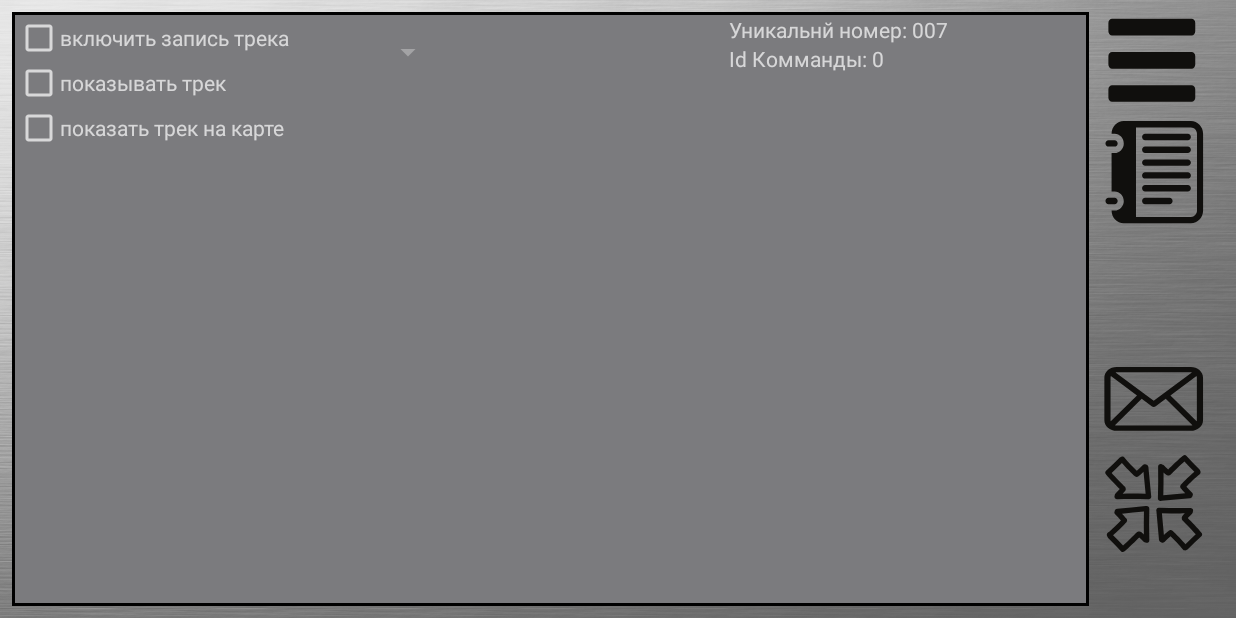
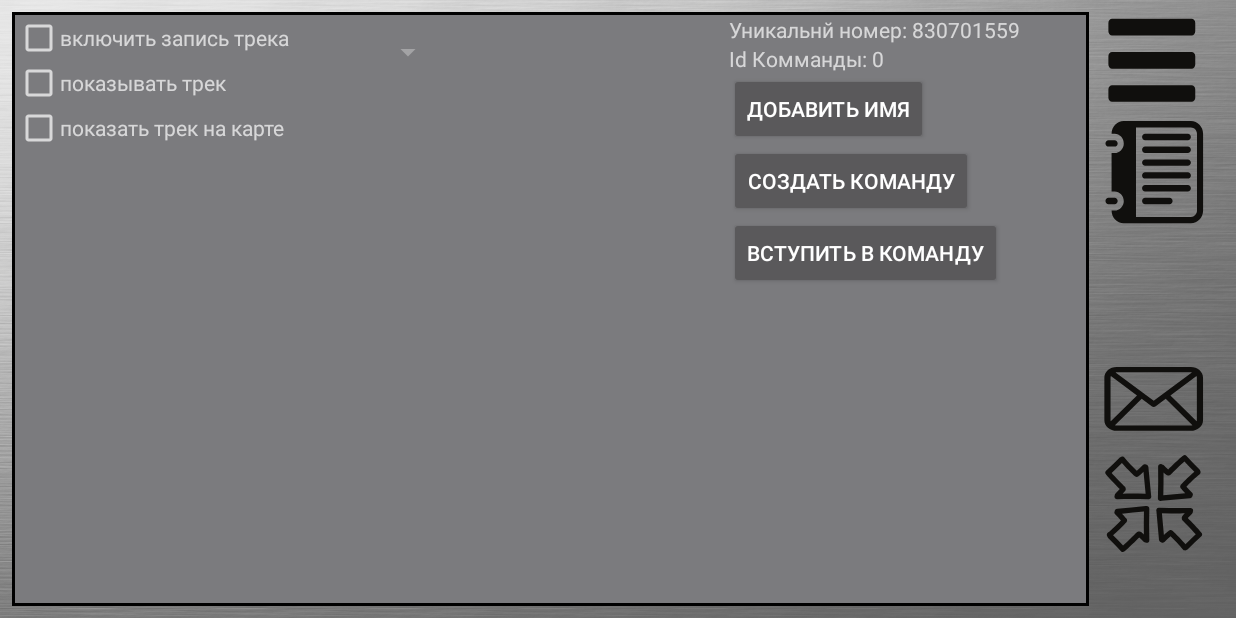
Before and after one commit to pingvn/PDA, an Android app: the screen it shows after launch (MainActivity), after a tap on an icon or button, on a phone screen of 824 x 412 dp (held sideways). Run offline under Robolectric (Android 15) with nearby library versions, the phone set to English and light mode, and no system bars; our stand-ins replace Firebase (no records; nobody signed in at launch, a user with empty details on screens opened directly); libraries missing offline, so code that uses them is left out: io.realm, org.osmdroid.api, org.osmdroid.tileprovider, org.osmdroid.util, org.osmdroid.views; 24 statements that could not run were skipped.

Commit message:
Работа над ошибками, создание id , создание Диалоговых окон
проверка на выход за пределы масива в списке. генерация персонального номера запись информации в настройкках и создание элемента в базе. подготовка первого диалогового окна

```diff
--- /dev/null
+++ b/app/src/main/java/ru/ping/pda/Data_Model/Pda_info.kt
@@ -0,0 +1,3 @@
+package ru.ping.pda.Data_Model
+
+data class Pda_info (val pda_id:String?="", val user_name:String?="", val comand_id:String?="")
--- a/app/src/main/java/ru/ping/pda/Fragments/MapFragment.kt
+++ b/app/src/main/java/ru/ping/pda/Fragments/MapFragment.kt
@@ -17,10 +17,12 @@ import org.osmdroid.views.MapView
 import org.osmdroid.views.overlay.Marker
 import org.osmdroid.views.overlay.Polyline
 import org.w3c.dom.Text
+import ru.ping.pda.Data_Model.Pda_info
 import ru.ping.pda.R
 import ru.ping.pda.Utils.GPS
 import ru.ping.pda.Utils.SettingsPda
 import ru.ping.pda.Utils.VisualTreck
+import kotlin.random.Random
 
 
 /*
@@ -108,10 +110,12 @@ class MapFragment : Fragment() {
         if (settings.getSettingsShowTrack())
             drawTreck(mMap)
         //------------------------------------------------------------------------------------------
-        var db: FirebaseDatabase = FirebaseDatabase.getInstance()
-        var ref=db.getReference("pda")
-
-        ref.setValue(settings.getSettingsPDA()+"|"+settings.getSettingsCommand())
+        //подключение к бд и запись значения
+        //var db: FirebaseDatabase = FirebaseDatabase.getInstance()
+        //var ref=db.getReference("pda")
+        //ref.setValue(settings.getSettingsPDA()+"|"+settings.getSettingsCommand())
+        //ref.child("dd").setValue("01011"+"|"+settings.getSettingsCommand())
+        //check_Pda_ID(view)
     }
 
     fun drawTreck(map:MapView){
@@ -123,6 +127,8 @@ class MapFragment : Fragment() {
         map.overlays.add(polylineSaved)
         map.invalidate()
     }
+
+
 
 
     override fun onResume() {
--- a/app/src/main/java/ru/ping/pda/Fragments/SettingsFragment.kt
+++ b/app/src/main/java/ru/ping/pda/Fragments/SettingsFragment.kt
@@ -6,16 +6,15 @@ import androidx.fragment.app.Fragment
 import android.view.LayoutInflater
 import android.view.View
 import android.view.ViewGroup
-import android.widget.ArrayAdapter
-import android.widget.CheckBox
-import android.widget.Spinner
-import android.widget.TextView
+import android.widget.*
+import androidx.fragment.app.FragmentManager
 import ru.ping.pda.R
+import ru.ping.pda.Utils.DialogAddUser
 import ru.ping.pda.Utils.SettingsPda
 import ru.ping.pda.Utils.VisualTreck
 
 
-class SettingsFragment : Fragment() {
+class SettingsFragment : Fragment(),View.OnClickListener {
     private var listener: OnFragmentSettingsListener? = null
     var chexBoxTreck: CheckBox? = null
     var checkBoxLine: CheckBox? = null
@@ -24,7 +23,10 @@ class SettingsFragment : Fragment() {
     lateinit var text_COMMAND_ID: TextView
     lateinit var settings: SettingsPda
     lateinit var spinner: Spinner
-    var list =ArrayList<String>()
+    lateinit var buttonAddUser: Button
+    lateinit var buttonCreateCommand: Button
+    lateinit var buttonAddToCommand: Button
+    var list = ArrayList<String>()
 
 
     override fun onCreate(savedInstanceState: Bundle?) {
@@ -45,12 +47,16 @@ class SettingsFragment : Fragment() {
         settings = SettingsPda(view.context) //инициализация класса для сохранения настроек
         settings.init_storage() // -----------------------------------------------------------------
         spinner = view.findViewById(R.id.id_spinner_chuse_data)
-        spinner.isEnabled=settings.getSettingsShowTrack()
+        spinner.isEnabled = settings.getSettingsShowTrack()
         var trackData = VisualTreck()
-        val spinerAdapter = ArrayAdapter(view.context, android.R.layout.simple_spinner_item,trackData.getData().toTypedArray())
+        val spinerAdapter = ArrayAdapter(
+            view.context,
+            android.R.layout.simple_spinner_item,
+            trackData.getData().toTypedArray()
+        )
         list = trackData.getData() as ArrayList<String>
         spinerAdapter.setDropDownViewResource(android.R.layout.simple_spinner_dropdown_item)
-        spinner.adapter=spinerAdapter
+        spinner.adapter = spinerAdapter
         //инициализация chaexkBox и установка их в сохраненное положение
         checkBoxLine = view.findViewById(R.id.id_Settings_check_line)
         checkBoxLine?.isChecked = settings.getSettingsLine()
@@ -61,6 +67,12 @@ class SettingsFragment : Fragment() {
         checkBoxShowTreck?.setOnCheckedChangeListener { buttonView, isChecked ->
             spinner.isEnabled = isChecked
         }
+        //инициализация кнопок
+        buttonAddUser=view.findViewById(R.id.id_settings_button_User_name)
+        buttonCreateCommand=view.findViewById(R.id.id_settings_button_create_command)
+        buttonAddToCommand=view.findViewById(R.id.id_settings_button_add_to_command)
+        buttonCreateCommand.setOnClickListener(this)
+        buttonAddUser.setOnClickListener(this)
         //иниациализация текста и установка значений из сохренненого
         text_PDA_ID = view.findViewById(R.id.id_settings_pda_id_text)
         text_COMMAND_ID = view.findViewById(R.id.id_settings_command_id_text)
@@ -86,7 +98,11 @@ class SettingsFragment : Fragment() {
         checkBoxLine?.isChecked?.let { settings.saveSettingsLine(it) }
         chexBoxTreck?.isChecked?.let { settings.saveSettingsTrack(it) }
         checkBoxShowTreck?.isChecked?.let { settings.saveShowTrack(it) }
-        settings.savedataTreck(list.get(spinner.selectedItemPosition))
+        val position = spinner.selectedItemPosition
+        if ((position >= 0) and (position < list.size)) { //проверка чтобы не вылезать за длину списка.
+            settings.savedataTreck(list.get(spinner.selectedItemPosition))
+        }
+
     }
 
 
@@ -94,5 +110,24 @@ class SettingsFragment : Fragment() {
         // TODO: Update argument type and name
         fun onFragmentSettings(id: Int, value: Boolean)
     }
+    //обработка нажатия на кнопку
+    override fun onClick(v: View?) {
+        when(v?.id){
+            R.id.id_settings_button_User_name->{
+                val dialogUser=DialogAddUser()
+                val dialogManager = fragmentManager
+                if (dialogManager != null) {
+                    dialogUser.show(dialogManager,"test")
+                }
+
+            }
+            R.id.id_settings_button_create_command->{
+
+            }
+            R.id.id_settings_button_add_to_command->{
+
+            }
+        }
+    }
 
 }
--- a/app/src/main/java/ru/ping/pda/MainActivity.kt
+++ b/app/src/main/java/ru/ping/pda/MainActivity.kt
@@ -11,15 +11,15 @@ import android.provider.Settings
 import android.view.View
 import android.view.WindowManager
 import android.widget.Button
-import android.widget.Toast
-import androidx.core.app.ActivityCompat
 import androidx.core.content.ContextCompat
+import com.google.firebase.database.FirebaseDatabase
 import io.realm.Realm
 import io.realm.RealmConfiguration
+import ru.ping.pda.Data_Model.Pda_info
 import ru.ping.pda.Fragments.MapFragment
 import ru.ping.pda.Fragments.SettingsFragment
-import java.util.jar.Manifest
-import javax.net.ssl.ManagerFactoryParameters
+import ru.ping.pda.Utils.SettingsPda
+import kotlin.random.Random
 
 class MainActivity : AppCompatActivity(), MapFragment.OnFragmentInteractionListener,
     SettingsFragment.OnFragmentSettingsListener,
@@ -57,9 +57,11 @@ class MainActivity : AppCompatActivity(), MapFragment.OnFragmentInteractionListe
         )
         //----------------------------------------------
         check_permissions()
+        check_Pda_ID()
+        val save = SettingsPda(this)
+        save.savePda_id("1111")
         //----------------------------------------------
         setContentView(R.layout.activity_main)
-
         initElements()//инициализация элементов
         runFragment(FRAGMENT_MAP_NEW)//запуск фрагмета с картами
     }
@@ -77,19 +79,15 @@ class MainActivity : AppCompatActivity(), MapFragment.OnFragmentInteractionListe
                 runFragment(FRAGMENT_MAP_REFRESH)
             }
         }
+
     }
 
     //----------------------------------------------------------------------------------------------
     //функция проверки разрешений
     fun check_permissions() {
-        var param_add_string = "Для работы приложения необходимо включить разрешения."
-
+        // var param_add_string = "Для работы приложения необходимо включить разрешения."
         var check_gps_1 = false
-        var check_gps_2 = false
-        var check_wifi = false
         var check_write_storage = false
-        var check_internet = false
-        var check_networck = false
         var list_permission_guery = ArrayList<String>()
         if (ContextCompat.checkSelfPermission(
                 this,
@@ -100,42 +98,7 @@ class MainActivity : AppCompatActivity(), MapFragment.OnFragmentInteractionListe
         } else {
             check_gps_1 = true
         }
-        if (ContextCompat.checkSelfPermission(
-                this,
-                android.Manifest.permission.ACCESS_FINE_LOCATION
-            ) != PackageManager.PERMISSION_GRANTED
-        ) {
-            list_permission_guery.add(android.Manifest.permission.ACCESS_FINE_LOCATION)
-        } else {
-            check_gps_2 = true
-        }
-        if (ContextCompat.checkSelfPermission(
-                this,
-                android.Manifest.permission.ACCESS_WIFI_STATE
-            ) != PackageManager.PERMISSION_GRANTED
-        ) {
-            list_permission_guery.add(android.Manifest.permission.ACCESS_WIFI_STATE)
-        } else {
-            check_wifi = true
-        }
-        if (ContextCompat.checkSelfPermission(
-                this,
-                android.Manifest.permission.ACCESS_NETWORK_STATE
-            ) != PackageManager.PERMISSION_GRANTED
-        ) {
-            list_permission_guery.add(android.Manifest.permission.ACCESS_NETWORK_STATE)
-        } else {
-            check_networck = true
-        }
-        if (ContextCompat.checkSelfPermission(
-                this,
-                android.Manifest.permission.INTERNET
-            ) != PackageManager.PERMISSION_GRANTED
-        ) {
-            list_permission_guery.add(android.Manifest.permission.INTERNET)
-        } else {
-            check_internet = true
-        }
+
         if (ContextCompat.checkSelfPermission(
                 this,
                 android.Manifest.permission.WRITE_EXTERNAL_STORAGE
@@ -145,12 +108,11 @@ class MainActivity : AppCompatActivity(), MapFragment.OnFragmentInteractionListe
         } else {
             check_write_storage = true;
         }
-        //Toast.makeText(this,param_add_string,Toast.LENGTH_LONG).show()
-        if (!check_gps_1 and !check_write_storage ) {
+
+        if (!check_gps_1 and !check_write_storage) {
             openApp()
         }
 
-       // openApp()
     }
 
     fun openApp() {
@@ -158,20 +120,70 @@ class MainActivity : AppCompatActivity(), MapFragment.OnFragmentInteractionListe
             Settings.ACTION_APPLICATION_DETAILS_SETTINGS,
             Uri.parse("package:" + getPackageName())
         )
-       // Toast.makeText(this,"необходимо дать разрешения",Toast.LENGTH_LONG).show()
         startActivityForResult(appSettings, PERMISSION_REQUEST_CODE)
     }
 
     override fun onActivityResult(requestCode: Int, resultCode: Int, data: Intent?) {
         if (requestCode == PERMISSION_REQUEST_CODE) {
-
             return;
         }
         super.onActivityResult(requestCode, resultCode, data)
     }
 
+    fun check_Pda_ID(){
+        val settingsPda=SettingsPda(this)
+      //  Toast.makeText(this,settingsPda.getSettingsPDA(),Toast.LENGTH_LONG).show()
+        if(settingsPda.getSettingsPDA().equals("007")){
+            var pda_id = Random.nextLong(1,2147483647)
+            //--------------------------------------------------------------------------------------
+            var fairebaseDB=FirebaseDatabase.getInstance()
+            var ref=fairebaseDB.getReference("pda_info")
+            var pda_info=Pda_info(pda_id.toString(),"user","0")
+            ref.child(pda_id.toString()).setValue(pda_info)
+
+            settingsPda.init_storage()
+            settingsPda.savePda_id(pda_id.toString())
+        }
+    }
+/*
+    fun check_Pda_ID() {
+
+        val settings = SettingsPda(this)
+        val user = settings.getSettingsUser()
+        val comand = settings.getSettingsCommand()
+        val id = settings.getSettingsPDA()
+        if (id.equals("007")) {
+            var pda_id = Random.nextInt(1, 1000000)
+            var readdb = FirebaseDatabase.getInstance().getReference()
+            readdb.child("pda_id").addListenerForSingleValueEvent(object : ValueEventListener {
+                override fun onCancelled(p0: DatabaseError) {
+                }
+
+                override fun onDataChange(p0: DataSnapshot) {
+                    for (ds: DataSnapshot in p0.children) {
+                        val pda = ds.getValue(Pda_info::class.java)
+                        if (pda?.pda_id.equals(pda_id.toString())) {
+                            pda_id = Random.nextInt(1, 1000000)
+                        }
+                    }
+                    var db: FirebaseDatabase = FirebaseDatabase.getInstance()
+                    var ref = db.getReference("pda_id")
+                    var id = Pda_info(pda_id.toString(), "007", "0")
+                    ref.child(id.pda_id.toString()).setValue(id)
+
+                }
+            })
+
+
+        }
+        else{
+        }
+
+
+    }
+*/
     //----------------------------------------------------------------------------------------------
-    //здесь инициализируються компаненты главного экрана
+//здесь инициализируються компаненты главного экрана
     fun initElements() {
         //------------------------------------------------------------------------------------------
         //инициализация Realm
@@ -196,9 +208,11 @@ class MainActivity : AppCompatActivity(), MapFragment.OnFragmentInteractionListe
         position_Button.setOnClickListener(this)
 
     }
+//----------------------------------------------------------------------------------------------
+//проверка и генерация номера
 
     //----------------------------------------------------------------------------------------------
-    //запуск фрагментов-----------------------------------------------------------------------------
+//запуск фрагментов-----------------------------------------------------------------------------
     fun runFragment(run_parametr: String) {
         when (run_parametr) {
             FRAGMENT_MAP_NEW -> {
@@ -212,5 +226,5 @@ class MainActivity : AppCompatActivity(), MapFragment.OnFragmentInteractionListe
         }
 
     }
-    //----------------------------------------------------------------------------------------------
+//----------------------------------------------------------------------------------------------
 }
--- a/app/src/main/java/ru/ping/pda/Utils/SettingsPda.kt
+++ b/app/src/main/java/ru/ping/pda/Utils/SettingsPda.kt
@@ -20,6 +20,8 @@ class SettingsPda(context: Context) {
     val SHOW_TRECK = "show_track"
     //параметр сохраненной даты для отоброения трека
     val SELECTED_TRACK_DATA = "treck_data"
+
+    val USAER_NAME="user"
     //----------------------------------------------------------------------------------------------
     //----------------------------------------------------------------------------------------------
     var sharedPreferences: SharedPreferences? = null
@@ -37,32 +39,50 @@ class SettingsPda(context: Context) {
     fun saveSettingsTrack(track:Boolean){
         if(sharedPreferences == null) init_storage() //если не проинициализированно
         editor?.putBoolean(TRACK_RECORD,track) //запись значения трека
-        editor?.commit() // внести изменение в хранилище
+        editor?.apply() // внести изменение в хранилище
     }
     //----------------------------------------------------------------------------------------------
     fun saveSettingsLine(line:Boolean){
         if(sharedPreferences == null) init_storage() //если не проинициализированно
         editor?.putBoolean(TRECK_LINE,line) //запись значения линии
-        editor?.commit() // внести изменение в хранилище
+        editor?.apply() // внести изменение в хранилище
     }
     //----------------------------------------------------------------------------------------------
     //сохранение настройки отображения сохраненного трека
     fun saveShowTrack(show:Boolean){
         if(sharedPreferences == null) init_storage() //если не проинициализированно то проинициализировать
         editor?.putBoolean(SHOW_TRECK,show)
-        editor?.commit()
+        editor?.apply()
     }
     //сохранение данных о выбранной дате трека
     fun savedataTreck(dataTreck:String){
         if (sharedPreferences == null) init_storage()
         editor?.putString(SELECTED_TRACK_DATA, dataTreck)
-        editor?.commit()
+        editor?.apply()
     }
     //--сохранение данных о PDA --------------------------------------------------------------------
     //предположительно будет редко изменяться при первом запуске или при смене комманды
-    fun savePDASettings(id_PDA: String, command_id:String){
+    /*
+    fun savePDASettings(id_PDA: String, user:String ,command_id:String){
         if(sharedPreferences!=null)init_storage() //если хранилище не инициализированно
         editor?.putString(PDA_ID,id_PDA) //внести значение pda
+        editor?.putString(USAER_NAME,user)
+        editor?.putString(COMMAND_ID,command_id) //внести значение комманды
+        editor?.commit()//записать в хранилище
+    }
+    */
+    fun savePda_id(id_PDA:String){
+        if(sharedPreferences!=null)init_storage() //если хранилище не инициализированно
+        editor?.putString(PDA_ID,id_PDA) //внести значение pda
+        editor?.apply()
+    }
+    fun savePda_User(user:String){
+        if(sharedPreferences!=null)init_storage() //если хранилище не инициализированно
+        editor?.putString(USAER_NAME,user)
+        editor?.apply()
+    }
+    fun savePda_command(command_id:String){
+        if(sharedPreferences!=null)init_storage() //если хранилище не инициализированно
         editor?.putString(COMMAND_ID,command_id) //внести значение комманды
         editor?.apply()//записать в хранилище
     }
@@ -96,4 +116,9 @@ class SettingsPda(context: Context) {
         val pref = context.getSharedPreferences(STORAGE_NAME,0)
         return pref.getString(SELECTED_TRACK_DATA,"0")
     }
+
+    fun getSettingsUser(): String? {
+        val pref = context.getSharedPreferences(STORAGE_NAME,0)
+        return pref.getString(USAER_NAME,"0")
+    }
 }
--- a/app/src/main/res/layout-land/fragment_settings.xml
+++ b/app/src/main/res/layout-land/fragment_settings.xml
@@ -42,6 +42,7 @@
                 android:layout_height="wrap_content"
                 android:text="показывать трек" />
         </LinearLayout>
+
         <LinearLayout
             android:layout_width="wrap_content"
             android:layout_height="wrap_content">
@@ -63,10 +64,11 @@
         android:layout_width="match_parent"
         android:layout_height="match_parent"
         android:layout_weight="2">
+
         <Spinner
             android:id="@+id/id_spinner_chuse_data"
             android:layout_width="wrap_content"
-            android:layout_height="50dp"/>
+            android:layout_height="50dp" />
     </LinearLayout>
 
     <LinearLayout
@@ -78,11 +80,33 @@
         <TextView
             android:id="@+id/id_settings_pda_id_text"
             android:layout_width="wrap_content"
-                android:layout_height="wrap_content"/>
+            android:layout_height="wrap_content" />
+
         <TextView
             android:id="@+id/id_settings_command_id_text"
             android:layout_width="wrap_content"
-                android:layout_height="wrap_content"/>
+            android:layout_height="wrap_content" />
+
+        <Button
+            android:id="@+id/id_settings_button_User_name"
+            android:layout_width="wrap_content"
+            android:layout_height="wrap_content"
+            android:layout_gravity="left"
+            android:text="@string/Settings_Button_Add_User" />
+
+        <Button
+            android:id="@+id/id_settings_button_create_command"
+            android:layout_width="wrap_content"
+            android:layout_height="wrap_content"
+            android:layout_gravity="left"
+            android:text="@string/Settings_Button_Create_Command" />
+
+        <Button
+            android:id="@+id/id_settings_button_add_to_command"
+            android:layout_width="wrap_content"
+            android:layout_height="wrap_content"
+            android:layout_gravity="left"
+            android:text="@string/Settings_Button_Add_To_Command" />
 
     </LinearLayout>
 </LinearLayout>
--- a/app/src/main/res/values/strings.xml
+++ b/app/src/main/res/values/strings.xml
@@ -1,8 +1,13 @@
 <resources>
     <string name="app_name">PDA</string>
 
-    <!-- TODO: Remove or change this placeholder text -->
     <string name="hello_blank_fragment">Hello blank fragment</string>
     <string name="pda_ip_text_forvard">Уникальнй номер: </string>
     <string name="command_id_text_forvard">Id Комманды: </string>
+    <string name="Settings_Button_Add_User">Добавить Имя</string>
+    <string name="Settings_Button_Create_Command">Создать Команду</string>
+    <string name="Settings_Button_Add_To_Command">Вступить в команду</string>
+    <string name="Dialog_add_USER_Head">Добавить имя пользователя</string>
+    <string name="Dialog_addUser_Button_add">Создать</string>
+    <string name="Dialog_addUser_Button_cancel">Отмена</string>
 </resources>
--- a/build.gradle
+++ b/build.gradle
@@ -10,7 +10,7 @@ buildscript {
     dependencies {
         classpath 'com.android.tools.build:gradle:3.6.1'
         classpath "org.jetbrains.kotlin:kotlin-gradle-plugin:$kotlin_version"
-        classpath 'com.google.gms:google-services:4.3.2'
+        classpath 'com.google.gms:google-services:4.3.3'
         classpath "io.realm:realm-gradle-plugin:6.0.0"
         // NOTE: Do not place your application dependencies here; they belong
         // in the individual module build.gradle files
```
Also changed, not shown: app/build.gradle (+3 -4 lines), app/src/main/java/ru/ping/pda/Utils/DialogAddUser.kt (added, +17 -0 lines), app/src/main/res/layout-land/adduserdialog.xml (added, +50 -0 lines), 1 other file. Lines whose indentation alone changed are shown as unchanged.
